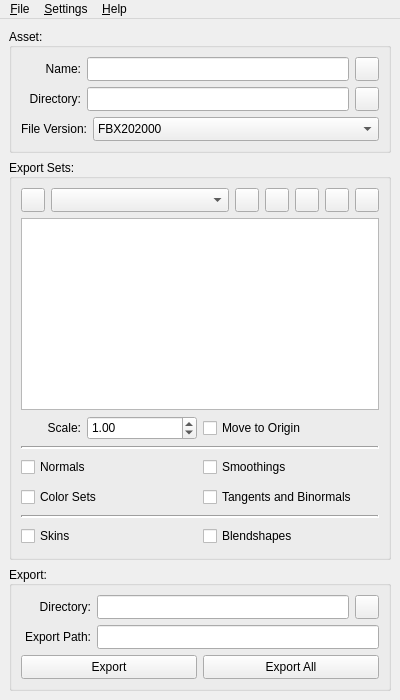
bhsingleton/dcc, file fbx/ui/qfbxexportseteditor.ui: the form before one commit.
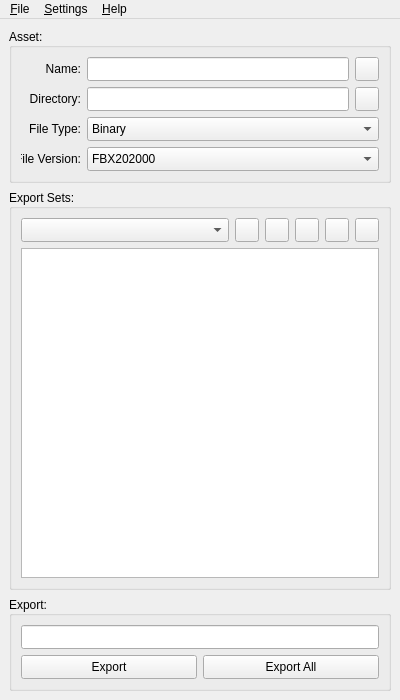
The form after the commit. Icons and pictures are not drawn.

Commit message: Incorporating custom context menus into export set properties.

Patch:
```diff
--- a/fbx/ui/qfbxexportseteditor.ui
+++ b/fbx/ui/qfbxexportseteditor.ui
@@ -214,6 +214,64 @@
          </item>
         </layout>
        </item>
+       <item>
+        <layout class="QHBoxLayout" name="fileTypeLayout">
+         <item>
+          <widget class="QLabel" name="fileTypeLabel">
+           <property name="sizePolicy">
+            <sizepolicy hsizetype="Fixed" vsizetype="Fixed">
+             <horstretch>0</horstretch>
+             <verstretch>0</verstretch>
+            </sizepolicy>
+           </property>
+           <property name="minimumSize">
+            <size>
+             <width>60</width>
+             <height>24</height>
+            </size>
+           </property>
+           <property name="maximumSize">
+            <size>
+             <width>60</width>
+             <height>24</height>
+            </size>
+           </property>
+           <property name="text">
+            <string>File Type:</string>
+           </property>
+           <property name="alignment">
+            <set>Qt::AlignRight|Qt::AlignTrailing|Qt::AlignVCenter</set>
+           </property>
+          </widget>
+         </item>
+         <item>
+          <widget class="QComboBox" name="fileTypeComboBox">
+           <property name="minimumSize">
+            <size>
+             <width>0</width>
+             <height>24</height>
+            </size>
+           </property>
+           <property name="maximumSize">
+            <size>
+             <width>16777215</width>
+             <height>24</height>
+            </size>
+           </property>
+           <item>
+            <property name="text">
+             <string>Binary</string>
+            </property>
+           </item>
+           <item>
+            <property name="text">
+             <string>ASCII</string>
+            </property>
+           </item>
+          </widget>
+         </item>
+        </layout>
+       </item>
        <item>
         <layout class="QHBoxLayout" name="fileVersionLayout">
          <item>
@@ -232,7 +290,7 @@
            </property>
            <property name="maximumSize">
             <size>
-             <width>16777215</width>
+             <width>60</width>
              <height>24</height>
             </size>
            </property>
@@ -339,38 +397,6 @@
       <layout class="QVBoxLayout" name="exportSetsLayout">
        <item>
         <layout class="QHBoxLayout" name="exportSetLayout">
-         <item>
-          <widget class="QPushButton" name="customScriptsPushButton">
-           <property name="sizePolicy">
-            <sizepolicy hsizetype="Fixed" vsizetype="Fixed">
-             <horstretch>0</horstretch>
-             <verstretch>0</verstretch>
-            </sizepolicy>
-           </property>
-           <property name="minimumSize">
-            <size>
-             <width>24</width>
-             <height>24</height>
-            </size>
-           </property>
-           <property name="maximumSize">
-            <size>
-             <width>24</width>
-             <height>24</height>
-            </size>
-           </property>
-           <property name="toolTip">
-            <string>Edit custom scripts.</string>
-           </property>
-           <property name="text">
-            <string/>
-           </property>
-           <property name="icon">
-            <iconset resource="../../ui/resources.qrc">
-             <normaloff>:/dcc/icons/python.png</normaloff>:/dcc/icons/python.png</iconset>
-           </property>
-          </widget>
-         </item>
          <item>
           <widget class="QComboBox" name="exportSetComboBox">
            <property name="sizePolicy">
@@ -601,298 +627,6 @@
          </property>
         </widget>
        </item>
-       <item>
-        <layout class="QGridLayout" name="exportSettingsLayout">
-         <item row="3" column="0">
-          <widget class="QCheckBox" name="colorSetsCheckBox">
-           <property name="minimumSize">
-            <size>
-             <width>0</width>
-             <height>24</height>
-            </size>
-           </property>
-           <property name="maximumSize">
-            <size>
-             <width>16777215</width>
-             <height>24</height>
-            </size>
-           </property>
-           <property name="whatsThis">
-            <string>includeColorSets</string>
-           </property>
-           <property name="text">
-            <string>Color Sets</string>
-           </property>
-           <attribute name="buttonGroup">
-            <string notr="true">meshSettingsCheckBoxGroup</string>
-           </attribute>
-          </widget>
-         </item>
-         <item row="5" column="0">
-          <widget class="QCheckBox" name="skinsCheckBox">
-           <property name="minimumSize">
-            <size>
-             <width>0</width>
-             <height>24</height>
-            </size>
-           </property>
-           <property name="maximumSize">
-            <size>
-             <width>16777215</width>
-             <height>24</height>
-            </size>
-           </property>
-           <property name="whatsThis">
-            <string>includeSkins</string>
-           </property>
-           <property name="text">
-            <string>Skins</string>
-           </property>
-           <attribute name="buttonGroup">
-            <string notr="true">meshSettingsCheckBoxGroup</string>
-           </attribute>
-          </widget>
-         </item>
-         <item row="5" column="1">
-          <widget class="QCheckBox" name="blendshapesCheckBox">
-           <property name="minimumSize">
-            <size>
-             <width>0</width>
-             <height>24</height>
-            </size>
-           </property>
-           <property name="maximumSize">
-            <size>
-             <width>16777215</width>
-             <height>24</height>
-            </size>
-           </property>
-           <property name="whatsThis">
-            <string>includeBlendshapes</string>
-           </property>
-           <property name="text">
-            <string>Blendshapes</string>
-           </property>
-           <attribute name="buttonGroup">
-            <string notr="true">meshSettingsCheckBoxGroup</string>
-           </attribute>
-          </widget>
-         </item>
-         <item row="3" column="1">
-          <widget class="QCheckBox" name="tangentsAndBinormalsCheckBox">
-           <property name="minimumSize">
-            <size>
-             <width>0</width>
-             <height>24</height>
-            </size>
-           </property>
-           <property name="maximumSize">
-            <size>
-             <width>16777215</width>
-             <height>24</height>
-            </size>
-           </property>
-           <property name="whatsThis">
-            <string>includeTangentsAndBinormals</string>
-           </property>
-           <property name="text">
-            <string>Tangents and Binormals</string>
-           </property>
-           <attribute name="buttonGroup">
-            <string notr="true">meshSettingsCheckBoxGroup</string>
-           </attribute>
-          </widget>
-         </item>
-         <item row="2" column="0">
-          <widget class="QCheckBox" name="normalsCheckBox">
-           <property name="minimumSize">
-            <size>
-             <width>0</width>
-             <height>24</height>
-            </size>
-           </property>
-           <property name="maximumSize">
-            <size>
-             <width>16777215</width>
-             <height>24</height>
-            </size>
-           </property>
-           <property name="whatsThis">
-            <string>includeNormals</string>
-           </property>
-           <property name="text">
-            <string>Normals</string>
-           </property>
-           <attribute name="buttonGroup">
-            <string notr="true">meshSettingsCheckBoxGroup</string>
-           </attribute>
-          </widget>
-         </item>
-         <item row="2" column="1">
-          <widget class="QCheckBox" name="smoothingsCheckBox">
-           <property name="minimumSize">
-            <size>
-             <width>0</width>
-             <height>24</height>
-            </size>
-           </property>
-           <property name="maximumSize">
-            <size>
-             <width>16777215</width>
-             <height>24</height>
-            </size>
-           </property>
-           <property name="whatsThis">
-            <string>includeSmoothings</string>
-           </property>
-           <property name="text">
-            <string>Smoothings</string>
-           </property>
-           <attribute name="buttonGroup">
-            <string notr="true">meshSettingsCheckBoxGroup</string>
-           </attribute>
-          </widget>
-         </item>
-         <item row="4" column="0" colspan="2">
-          <widget class="QFrame" name="frame_2">
-           <property name="sizePolicy">
-            <sizepolicy hsizetype="Expanding" vsizetype="Fixed">
-             <horstretch>0</horstretch>
-             <verstretch>0</verstretch>
-            </sizepolicy>
-           </property>
-           <property name="frameShape">
-            <enum>QFrame::HLine</enum>
-           </property>
-           <property name="frameShadow">
-            <enum>QFrame::Sunken</enum>
-           </property>
-           <property name="lineWidth">
-            <number>2</number>
-           </property>
-          </widget>
-         </item>
-         <item row="0" column="0">
-          <layout class="QHBoxLayout" name="scaleLayout">
-           <item>
-            <widget class="QLabel" name="scaleLabel">
-             <property name="sizePolicy">
-              <sizepolicy hsizetype="Fixed" vsizetype="Fixed">
-               <horstretch>0</horstretch>
-               <verstretch>0</verstretch>
-              </sizepolicy>
-             </property>
-             <property name="minimumSize">
-              <size>
-               <width>60</width>
-               <height>24</height>
-              </size>
-             </property>
-             <property name="maximumSize">
-              <size>
-               <width>60</width>
-               <height>24</height>
-              </size>
-             </property>
-             <property name="text">
-              <string>Scale:</string>
-             </property>
-             <property name="alignment">
-              <set>Qt::AlignRight|Qt::AlignTrailing|Qt::AlignVCenter</set>
-             </property>
-            </widget>
-           </item>
-           <item>
-            <widget class="QDoubleSpinBox" name="scaleSpinBox">
-             <property name="sizePolicy">
-              <sizepolicy hsizetype="Expanding" vsizetype="Fixed">
-               <horstretch>0</horstretch>
-               <verstretch>0</verstretch>
-              </sizepolicy>
-             </property>
-             <property name="minimumSize">
-              <size>
-               <width>0</width>
-               <height>24</height>
-              </size>
-             </property>
-             <property name="maximumSize">
-              <size>
-               <width>16777215</width>
-               <height>24</height>
-              </size>
-             </property>
-             <property name="minimum">
-              <double>0.010000000000000</double>
-             </property>
-             <property name="maximum">
-              <double>100.000000000000000</double>
-             </property>
-             <property name="singleStep">
-              <double>0.010000000000000</double>
-             </property>
-             <property name="value">
-              <double>1.000000000000000</double>
-             </property>
-            </widget>
-           </item>
-          </layout>
-         </item>
-         <item row="0" column="1">
-          <widget class="QCheckBox" name="moveToOriginCheckBox">
-           <property name="sizePolicy">
-            <sizepolicy hsizetype="Expanding" vsizetype="Fixed">
-             <horstretch>0</horstretch>
-             <verstretch>0</verstretch>
-            </sizepolicy>
-           </property>
-           <property name="minimumSize">
-            <size>
-             <width>0</width>
-             <height>24</height>
-            </size>
-           </property>
-           <property name="maximumSize">
-            <size>
-             <width>16777215</width>
-             <height>24</height>
-            </size>
-           </property>
-           <property name="whatsThis">
-            <string>moveToOrigin</string>
-           </property>
-           <property name="text">
-            <string>Move to Origin</string>
-           </property>
-           <property name="checked">
-            <bool>false</bool>
-           </property>
-           <attribute name="buttonGroup">
-            <string notr="true">meshSettingsCheckBoxGroup</string>
-           </attribute>
-          </widget>
-         </item>
-         <item row="1" column="0" colspan="2">
-          <widget class="QFrame" name="frame_1">
-           <property name="sizePolicy">
-            <sizepolicy hsizetype="Expanding" vsizetype="Fixed">
-             <horstretch>0</horstretch>
-             <verstretch>0</verstretch>
-            </sizepolicy>
-           </property>
-           <property name="frameShape">
-            <enum>QFrame::HLine</enum>
-           </property>
-           <property name="frameShadow">
-            <enum>QFrame::Sunken</enum>
-           </property>
-           <property name="lineWidth">
-            <number>2</number>
-           </property>
-          </widget>
-         </item>
-        </layout>
-       </item>
       </layout>
      </widget>
     </item>
@@ -914,125 +648,8 @@
        <bool>false</bool>
       </property>
       <layout class="QVBoxLayout" name="exportLayout">
-       <item>
-        <layout class="QHBoxLayout" name="exportDirectoryLayout">
-         <item>
-          <widget class="QLabel" name="exportDirectoryLabel">
-           <property name="sizePolicy">
-            <sizepolicy hsizetype="Fixed" vsizetype="Fixed">
-             <horstretch>0</horstretch>
-             <verstretch>0</verstretch>
-            </sizepolicy>
-           </property>
-           <property name="minimumSize">
-            <size>
-             <width>70</width>
-             <height>24</height>
-            </size>
-           </property>
-           <property name="maximumSize">
-            <size>
-             <width>70</width>
-             <height>24</height>
-            </size>
-           </property>
-           <property name="text">
-            <string>Directory:</string>
-           </property>
-           <property name="alignment">
-            <set>Qt::AlignRight|Qt::AlignTrailing|Qt::AlignVCenter</set>
-           </property>
-          </widget>
-         </item>
-         <item>
-          <widget class="QLineEdit" name="exportDirectoryLineEdit">
-           <property name="sizePolicy">
-            <sizepolicy hsizetype="Expanding" vsizetype="Fixed">
-             <horstretch>0</horstretch>
-             <verstretch>0</verstretch>
-            </sizepolicy>
-           </property>
-           <property name="minimumSize">
-            <size>
-             <width>0</width>
-             <height>24</height>
-            </size>
-           </property>
-           <property name="maximumSize">
-            <size>
-             <width>16777215</width>
-             <height>24</height>
-            </size>
-           </property>
-           <property name="readOnly">
-            <bool>false</bool>
-           </property>
-           <property name="clearButtonEnabled">
-            <bool>true</bool>
-           </property>
-          </widget>
-         </item>
-         <item>
-          <widget class="QPushButton" name="exportDirectoryPushButton">
-           <property name="sizePolicy">
-            <sizepolicy hsizetype="Fixed" vsizetype="Fixed">
-             <horstretch>0</horstretch>
-             <verstretch>0</verstretch>
-            </sizepolicy>
-           </property>
-           <property name="minimumSize">
-            <size>
-             <width>24</width>
-             <height>24</height>
-            </size>
-           </property>
-           <property name="maximumSize">
-            <size>
-             <width>24</width>
-             <height>24</height>
-            </size>
-           </property>
-           <property name="text">
-            <string/>
-           </property>
-           <property name="icon">
-            <iconset resource="../../ui/resources.qrc">
-             <normaloff>:/dcc/icons/open_folder.svg</normaloff>:/dcc/icons/open_folder.svg</iconset>
-           </property>
-          </widget>
-         </item>
-        </layout>
-       </item>
        <item>
         <layout class="QHBoxLayout" name="exportPathLayout">
-         <item>
-          <widget class="QLabel" name="exportPathLabel">
-           <property name="sizePolicy">
-            <sizepolicy hsizetype="Fixed" vsizetype="Fixed">
-             <horstretch>0</horstretch>
-             <verstretch>0</verstretch>
-            </sizepolicy>
-           </property>
-           <property name="minimumSize">
-            <size>
-             <width>70</width>
-             <height>24</height>
-            </size>
-           </property>
-           <property name="maximumSize">
-            <size>
-             <width>70</width>
-             <height>24</height>
-            </size>
-           </property>
-           <property name="text">
-            <string>Export Path:</string>
-           </property>
-           <property name="alignment">
-            <set>Qt::AlignRight|Qt::AlignTrailing|Qt::AlignVCenter</set>
-           </property>
-          </widget>
-         </item>
          <item>
           <widget class="QLineEdit" name="exportPathLineEdit">
            <property name="sizePolicy">
```
Left out of the diff: 30 changed lines with no effect on the pictures. The commit also changes 1 other file.
